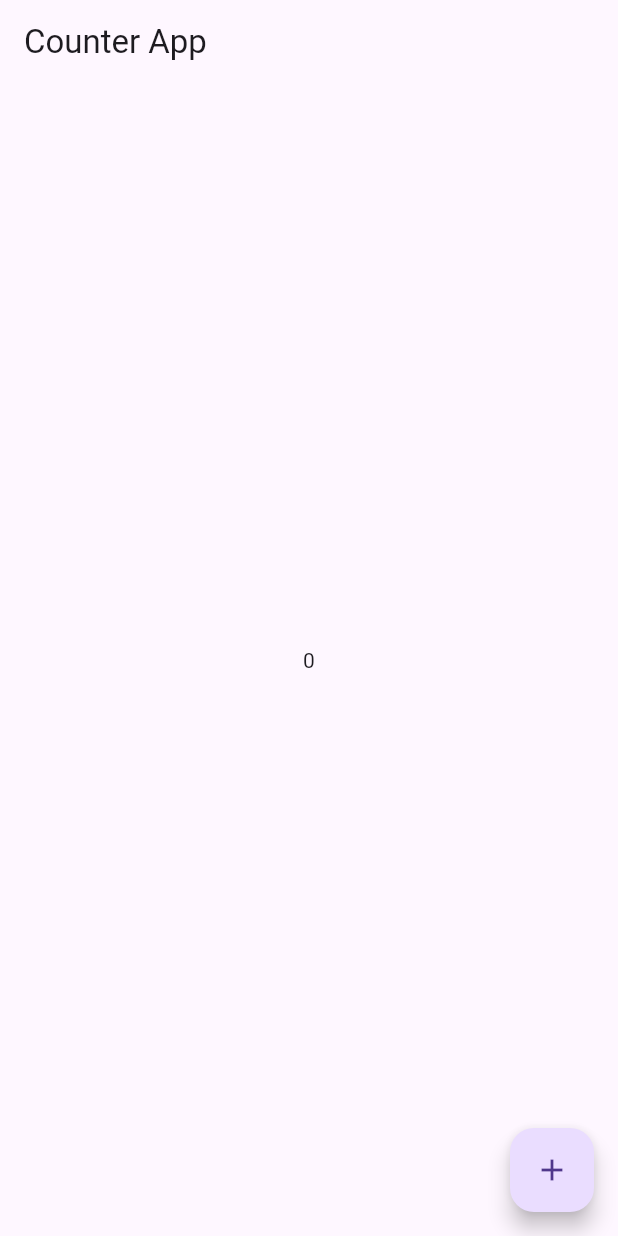
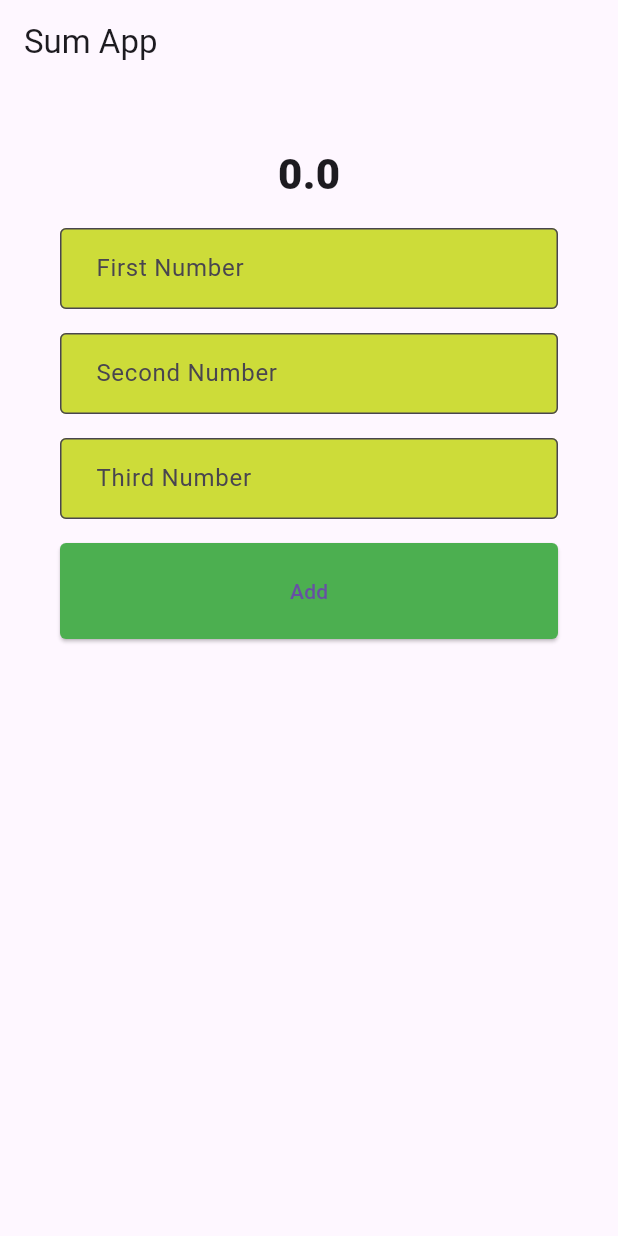
Before and after one commit to mdnahidhasan999/AppDevelopment, a Flutter app: the screen it shows after launch, on a phone screen of 412 x 824 dp. Run offline on Flutter 3.47's test engine with Material 3 defaults, Android fonts, the phone set to English and light mode, and no system bars.

Commit message:
counter app rabbil

```diff
--- /dev/null
+++ b/lib/Style.dart
@@ -0,0 +1,30 @@
+import 'package:flutter/material.dart';
+
+InputDecoration AppInputStyle(label){
+  return InputDecoration(
+    contentPadding: const EdgeInsets.fromLTRB(20, 10, 10, 20),
+    fillColor: Colors.lime,
+    filled: true,
+    border: const OutlineInputBorder(),
+    labelText: label
+  );
+}
+
+TextStyle HeadTextStyle(){
+  return const TextStyle(
+    fontSize: 28,
+    fontWeight: FontWeight.w800
+  );
+}
+
+
+ButtonStyle AppButtonStyle(){
+  return ElevatedButton.styleFrom(
+    padding: const EdgeInsets.all(22),
+    backgroundColor: Colors.green,
+    shape: const RoundedRectangleBorder(
+      borderRadius: BorderRadius.all(Radius.circular(4))
+    ),
+
+  );
+}
--- a/lib/main.dart
+++ b/lib/main.dart
@@ -1,4 +1,5 @@
 import 'package:flutter/material.dart';
+import 'package:practiceapp/Style.dart';
 
 void main() {
   runApp(const MyApp());
@@ -10,7 +11,7 @@ class MyApp extends StatelessWidget {
   @override
   Widget build(BuildContext context) {
     return const MaterialApp(
-      title: "Counter App",
+      title: "Sum App",
       home: MyHomePage(),
     );
   }
@@ -24,26 +25,79 @@ class MyHomePage extends StatefulWidget {
 }
 
 class _MyHomePageState extends State<MyHomePage> {
-  int countNumber = 0;
+  Map<String, double> FormValue = {
+    'Num1': 0,
+    'Num2': 0,
+    'Num3': 0,
+  };
+  double Sum=0;
 
   @override
   Widget build(BuildContext context) {
+    MyInputOnChange(InputKey, InputValue) {
+      setState(() {
+        FormValue.update(InputKey, (value) => double.parse(InputValue));
+      });
+    }
+    AddAllNumber(){
+      setState((){
+        Sum=FormValue['Num1']!+FormValue['Num2']!+FormValue['Num3']!;
+      });
+
+    }
+
     return Scaffold(
       appBar: AppBar(
-        title: const Text('Counter App'),
+        title: const Text('Sum App'),
       ),
-      body: Center(
-        child: Text(countNumber.toString()),
-      ),
-      floatingActionButton: FloatingActionButton(
-        child: const Icon(Icons.add),
-        onPressed: () {
-          setState(
-            () {
-              countNumber = countNumber + 1;
-            },
-          );
-        },
+      body: Padding(
+        padding: const EdgeInsets.all(40),
+        child: Column(
+          mainAxisAlignment: MainAxisAlignment.start,
+          children: [
+            Text(Sum.toString(), style: HeadTextStyle()),
+            const SizedBox(
+              height: 16,
+            ),
+            TextFormField(
+              onChanged: (value) {
+                MyInputOnChange('Num1', value);
+              },
+              decoration: AppInputStyle('First Number'),
+            ),
+            const SizedBox(
+              height: 16,
+            ),
+            TextFormField(
+              onChanged: (value) {
+                MyInputOnChange('Num2', value);
+              },
+              decoration: AppInputStyle('Second Number'),
+            ),
+            const SizedBox(
+              height: 16,
+            ),
+            TextFormField(
+              onChanged: (value) {
+                MyInputOnChange('Num3', value);
+              },
+              decoration: AppInputStyle('Third Number'),
+            ),
+            const SizedBox(
+              height: 16,
+            ),
+            SizedBox(
+              width: double.infinity,
+              child: ElevatedButton(
+                style: AppButtonStyle(),
+                child: const Text('Add'),
+                onPressed: () {
+                  AddAllNumber();
+                },
+              ),
+            )
+          ],
+        ),
       ),
     );
   }
```
